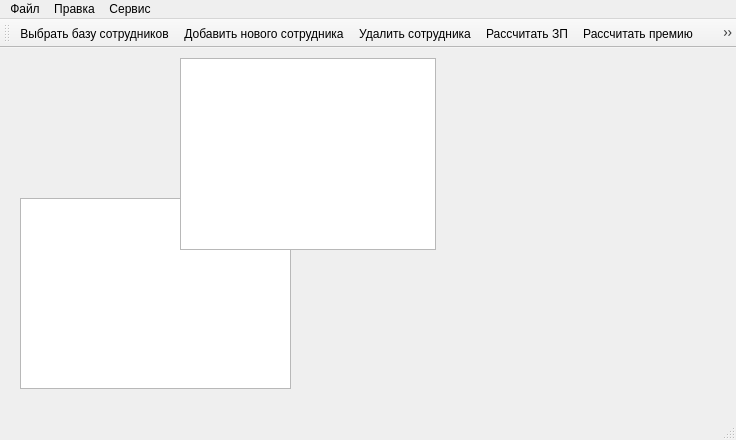
First picture: the form in OPD/winemployees.ui, repository ikherty/OPD, before the edit.
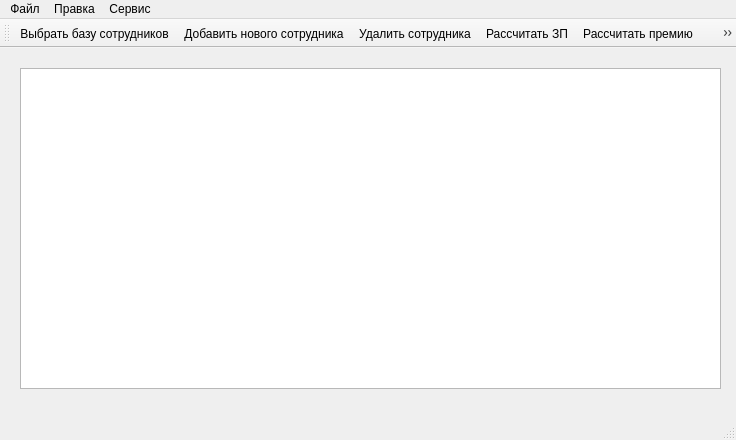
Second picture: the form after the edit. Icons and pictures are not drawn.

Patch:
```diff
--- a/OPD/winemployees.ui
+++ b/OPD/winemployees.ui
@@ -31,10 +31,10 @@
    <widget class="QTableWidget" name="tableWidget">
     <property name="geometry">
      <rect>
-      <x>180</x>
-      <y>10</y>
-      <width>256</width>
-      <height>192</height>
+      <x>20</x>
+      <y>20</y>
+      <width>701</width>
+      <height>321</height>
      </rect>
     </property>
    </widget>
```
